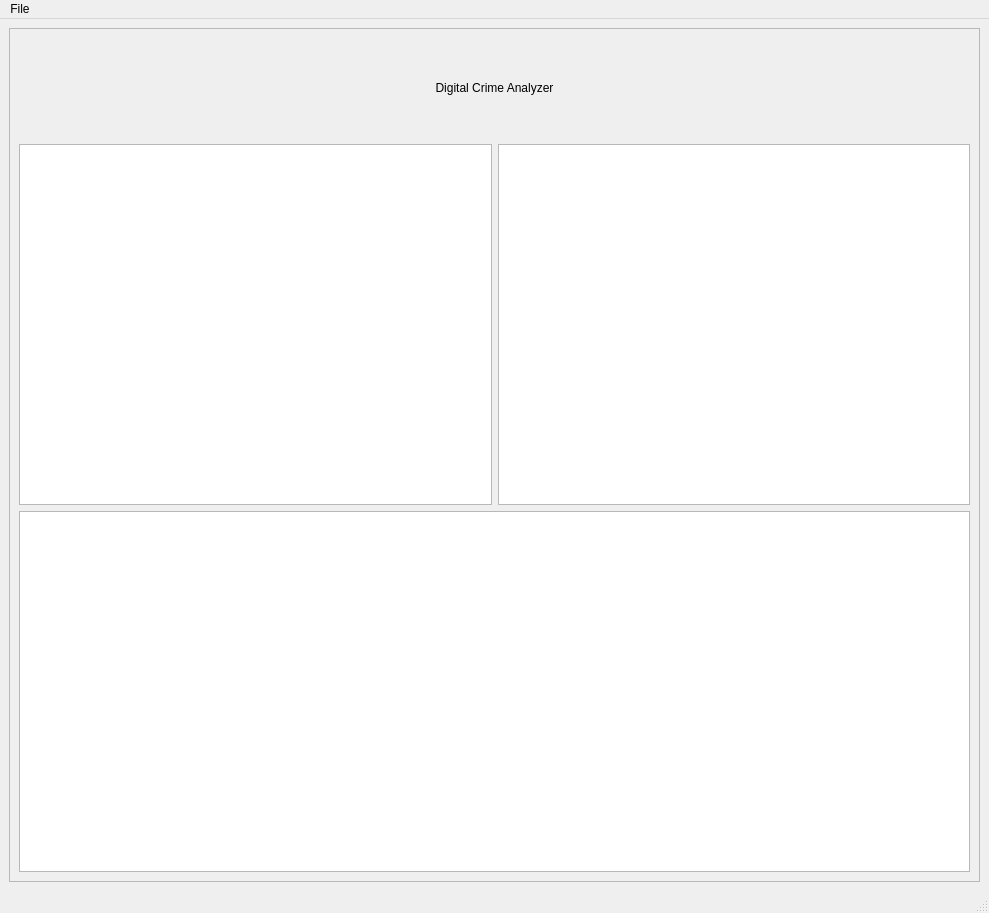
First picture: the form in client/gui/main.ui, repository bitxer/ICT1002-Py, before the edit.
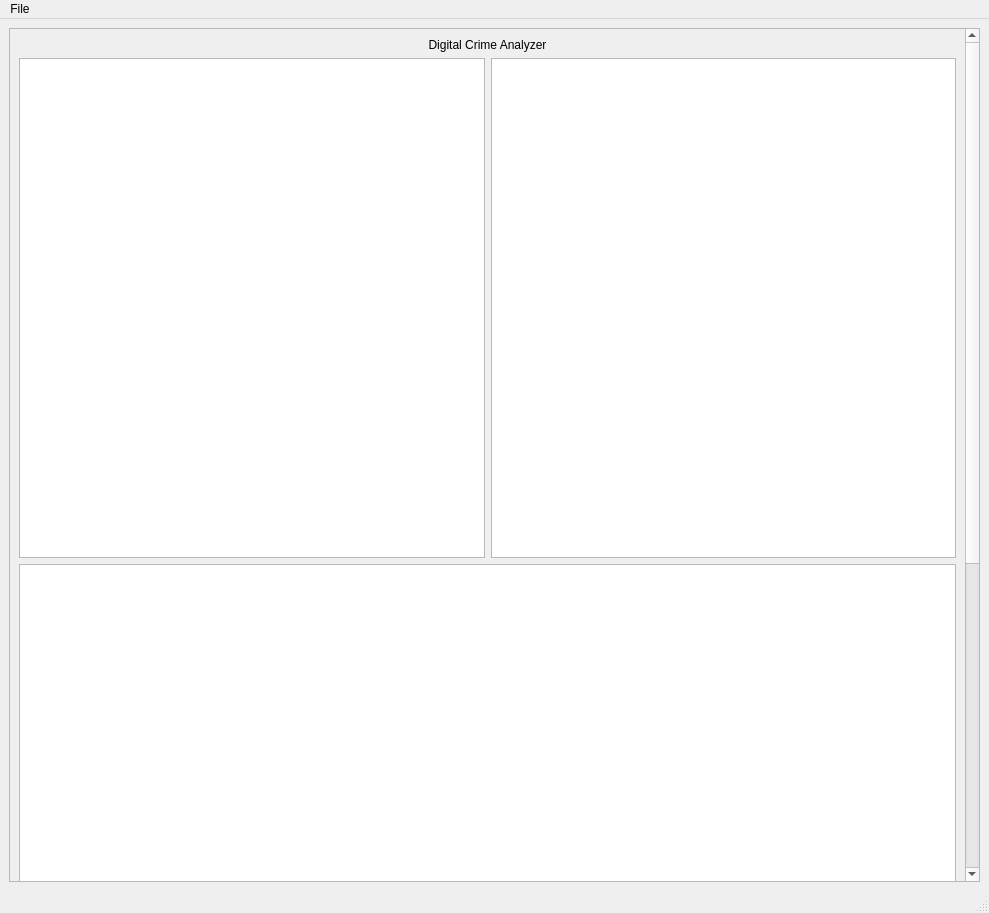
Second picture: the form after the edit. Custom widgets are drawn as their Qt base class.

```diff
--- a/client/gui/main.ui
+++ b/client/gui/main.ui
@@ -10,6 +10,12 @@
     <height>913</height>
    </rect>
   </property>
+  <property name="sizePolicy">
+   <sizepolicy hsizetype="Preferred" vsizetype="MinimumExpanding">
+    <horstretch>0</horstretch>
+    <verstretch>0</verstretch>
+   </sizepolicy>
+  </property>
   <property name="windowTitle">
    <string>Digital Crime Analyzer</string>
   </property>
@@ -24,37 +30,13 @@
        <property name="geometry">
         <rect>
          <x>0</x>
-         <y>0</y>
-         <width>969</width>
-         <height>852</height>
+         <y>-501</y>
+         <width>952</width>
+         <height>1353</height>
         </rect>
        </property>
-       <layout class="QGridLayout" name="gridLayout">
-        <item row="1" column="0">
-         <layout class="QHBoxLayout" name="graphslayout">
-          <item>
-           <widget class="QChartView" name="piechart1">
-            <property name="sizePolicy">
-             <sizepolicy hsizetype="Preferred" vsizetype="Preferred">
-              <horstretch>0</horstretch>
-              <verstretch>0</verstretch>
-             </sizepolicy>
-            </property>
-           </widget>
-          </item>
-          <item>
-           <widget class="QChartView" name="chart2">
-            <property name="sizePolicy">
-             <sizepolicy hsizetype="Preferred" vsizetype="Preferred">
-              <horstretch>0</horstretch>
-              <verstretch>0</verstretch>
-             </sizepolicy>
-            </property>
-           </widget>
-          </item>
-         </layout>
-        </item>
-        <item row="0" column="0">
+       <layout class="QVBoxLayout" name="verticalLayout_2">
+        <item>
          <widget class="QLabel" name="header">
           <property name="sizePolicy">
            <sizepolicy hsizetype="Preferred" vsizetype="Preferred">
@@ -82,16 +64,89 @@
           </property>
          </widget>
         </item>
-        <item row="2" column="0">
+        <item>
+         <layout class="QHBoxLayout" name="horizontalLayout">
+          <item>
+           <widget class="QChartView" name="attackchart">
+            <property name="sizePolicy">
+             <sizepolicy hsizetype="Preferred" vsizetype="MinimumExpanding">
+              <horstretch>0</horstretch>
+              <verstretch>0</verstretch>
+             </sizepolicy>
+            </property>
+            <property name="minimumSize">
+             <size>
+              <width>400</width>
+              <height>500</height>
+             </size>
+            </property>
+           </widget>
+          </item>
+          <item>
+           <widget class="QChartView" name="chart2">
+            <property name="sizePolicy">
+             <sizepolicy hsizetype="Preferred" vsizetype="MinimumExpanding">
+              <horstretch>0</horstretch>
+              <verstretch>0</verstretch>
+             </sizepolicy>
+            </property>
+            <property name="minimumSize">
+             <size>
+              <width>0</width>
+              <height>500</height>
+             </size>
+            </property>
+           </widget>
+          </item>
+         </layout>
+        </item>
+        <item>
          <layout class="QVBoxLayout" name="datalayout">
+          <item>
+           <widget class="QGraphicsView" name="graphicsView">
+            <property name="sizePolicy">
+             <sizepolicy hsizetype="Expanding" vsizetype="Expanding">
+              <horstretch>0</horstretch>
+              <verstretch>0</verstretch>
+             </sizepolicy>
+            </property>
+            <property name="minimumSize">
+             <size>
+              <width>0</width>
+              <height>400</height>
+             </size>
+            </property>
+           </widget>
+          </item>
           <item>
            <widget class="QTableWidget" name="datatable">
             <property name="sizePolicy">
-             <sizepolicy hsizetype="Minimum" vsizetype="Preferred">
+             <sizepolicy hsizetype="Preferred" vsizetype="Preferred">
               <horstretch>0</horstretch>
               <verstretch>0</verstretch>
              </sizepolicy>
             </property>
+            <property name="minimumSize">
+             <size>
+              <width>0</width>
+              <height>400</height>
+             </size>
+            </property>
+            <attribute name="horizontalHeaderCascadingSectionResizes">
+             <bool>true</bool>
+            </attribute>
+            <attribute name="horizontalHeaderShowSortIndicator" stdset="0">
+             <bool>true</bool>
+            </attribute>
+            <attribute name="horizontalHeaderStretchLastSection">
+             <bool>true</bool>
+            </attribute>
+            <attribute name="verticalHeaderCascadingSectionResizes">
+             <bool>true</bool>
+            </attribute>
+            <attribute name="verticalHeaderStretchLastSection">
+             <bool>false</bool>
+            </attribute>
            </widget>
           </item>
          </layout>
```
